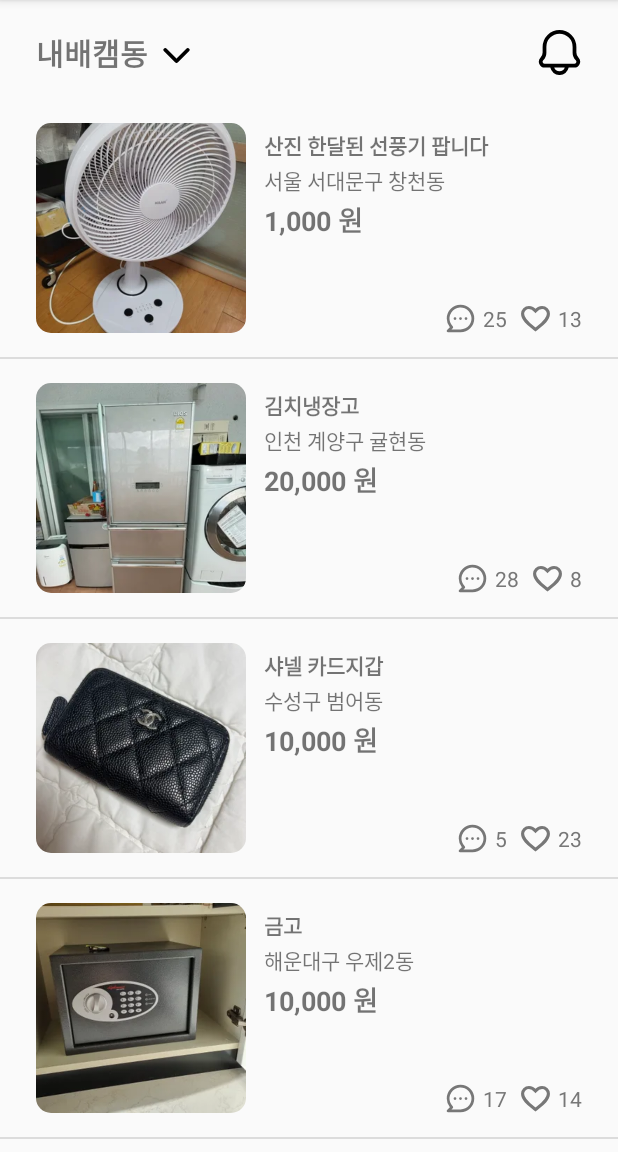
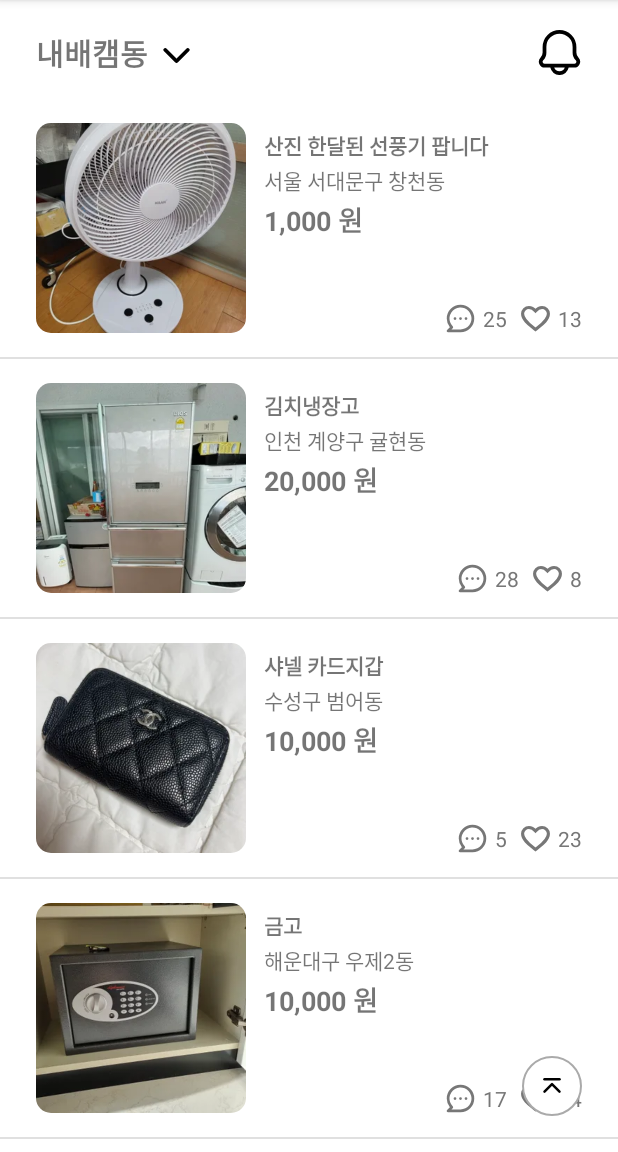
Before and after one commit to overtae/android-task, an Android app: the screen it shows after launch (MainActivity), on a phone screen of 412 x 824 dp, the part 84-1236 px from its top. Run offline under Robolectric (Android 15) with nearby library versions, the phone set to English and light mode, and no system bars.

Commit message:
:lipstick: design: 메인 화면에 맨 위로 가기 버튼 추가

```diff
--- /dev/null
+++ b/app/src/main/res/drawable/ic_to_top.xml
@@ -0,0 +1,9 @@
+<vector xmlns:android="http://schemas.android.com/apk/res/android" android:height="24dp" android:viewportHeight="48" android:viewportWidth="48" android:width="24dp">
+
+    <path android:fillAlpha="0.01" android:fillColor="#ffffff" android:pathData="M0,0h48v48h-48z"/>
+
+    <path android:fillColor="#00000000" android:pathData="M12,33L24,21L36,33" android:strokeColor="#000000" android:strokeLineCap="round" android:strokeLineJoin="round" android:strokeWidth="4"/>
+
+    <path android:fillColor="#00000000" android:pathData="M12,13H36" android:strokeColor="#000000" android:strokeLineCap="round" android:strokeLineJoin="round" android:strokeWidth="4"/>
+
+</vector>
--- /dev/null
+++ b/app/src/main/res/drawable/selector_to_top.xml
@@ -0,0 +1,15 @@
+<?xml version="1.0" encoding="utf-8"?>
+<selector xmlns:android="http://schemas.android.com/apk/res/android">
+    <item android:state_pressed="false">
+        <shape android:shape="oval">
+            <solid android:color="@color/white" />
+            <stroke android:width="1dp" android:color="@color/light_gray" />
+        </shape>
+    </item>
+    <item android:state_pressed="true">
+        <shape android:shape="oval">
+            <solid android:color="@color/primary" />
+            <stroke android:width="1dp" android:color="@color/light_gray" />
+        </shape>
+    </item>
+</selector>
--- a/app/src/main/res/layout/activity_main.xml
+++ b/app/src/main/res/layout/activity_main.xml
@@ -5,6 +5,7 @@
     android:id="@+id/main"
     android:layout_width="match_parent"
     android:layout_height="match_parent"
+    android:background="@color/white"
     tools:context=".MainActivity">
 
     <TextView
@@ -53,4 +54,16 @@
         app:layout_constraintStart_toStartOf="parent"
         app:layout_constraintTop_toBottomOf="@id/tv_locale" />
 
+    <ImageView
+        android:id="@+id/iv_to_top"
+        android:layout_width="40dp"
+        android:layout_height="40dp"
+        android:layout_margin="24dp"
+        android:background="@drawable/selector_to_top"
+        android:contentDescription="@string/ic_to_top"
+        android:padding="10dp"
+        android:src="@drawable/ic_to_top"
+        app:layout_constraintBottom_toBottomOf="parent"
+        app:layout_constraintEnd_toEndOf="parent" />
+
 </androidx.constraintlayout.widget.ConstraintLayout>
--- a/app/src/main/res/values/strings.xml
+++ b/app/src/main/res/values/strings.xml
@@ -13,6 +13,7 @@
     <string name="ic_notification">알림 아이콘</string>
     <string name="ic_chat">채팅 아이콘</string>
     <string name="ic_like">좋아요 아이콘</string>
+    <string name="ic_to_top">위로가기 아이콘</string>
     <string name="img_product">상품 이미지</string>
     <string name="img_profile">사용자 프로필 이미지</string>
     <string name="img_manner_temperature">매너 온도 이미지</string>
```
